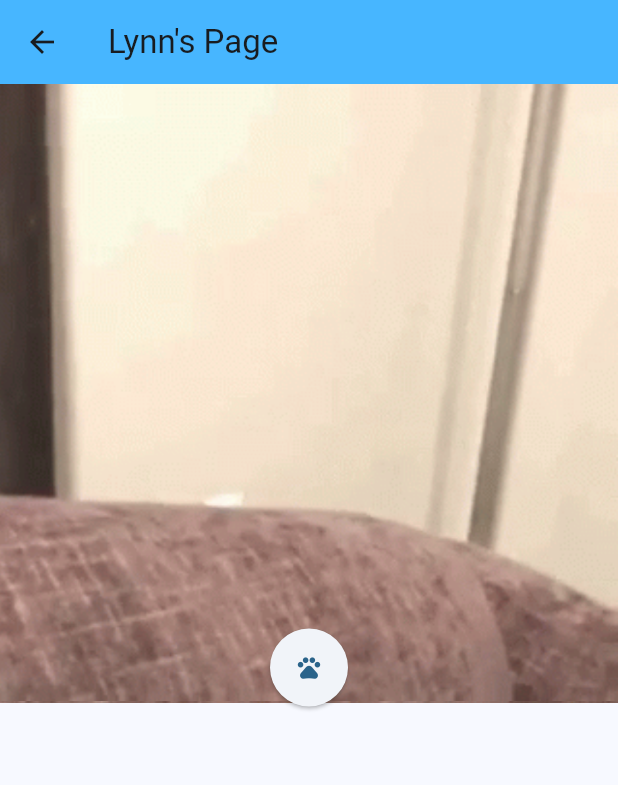
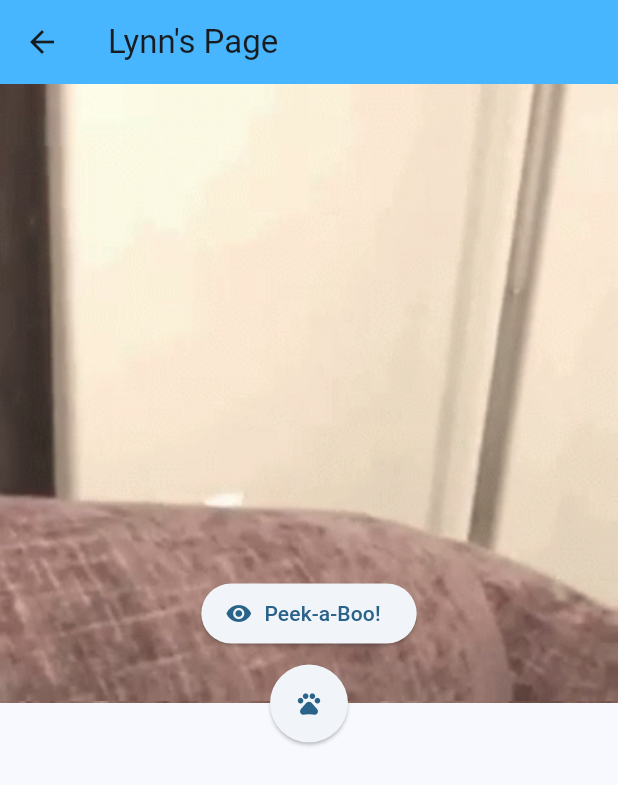
Before and after one commit to gnamlsu/flutter_application_10, a Flutter app: the LynnPage screen opened directly, on a phone screen of 412 x 824 dp. Shown: the top 785 px of the screen. Run offline on Flutter 3.47's test engine with Material 3 defaults, Android fonts, the phone set to English and light mode, and no system bars; our stand-ins replace google_fonts; network calls fail.

Commit message:
Added new button

```diff
--- a/lib/main.dart
+++ b/lib/main.dart
@@ -89,6 +89,12 @@ class LynnPage extends StatelessWidget {
             child: Column(
               mainAxisAlignment: MainAxisAlignment.center,
               children: [
+                ElevatedButton.icon(
+                  onPressed: (){},
+                  label: Text('Peek-a-Boo!'),
+                  icon: Icon(Icons.visibility),
+                ),
+
                 SizedBox(
                   height: 10,
                 ),
```
